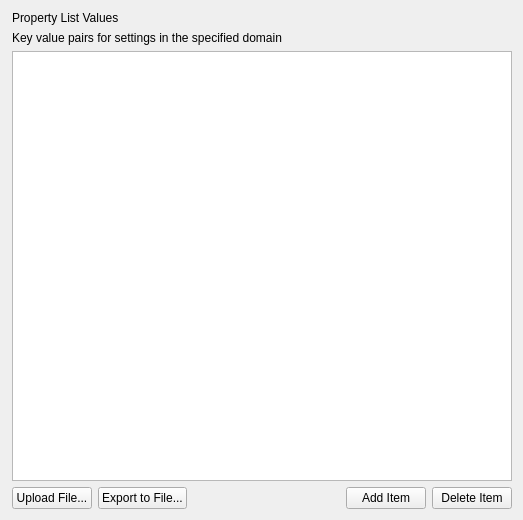
Above: FWAdminLib/PListEditor.ui from fw-dev/translations before the change. Below: the same form after it.
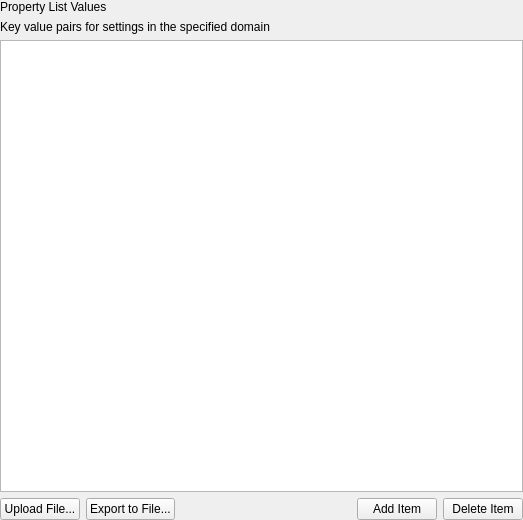
That is the form after the change. Custom widgets are drawn as their Qt base class.

```diff
--- a/FWAdminLib/PListEditor.ui
+++ b/FWAdminLib/PListEditor.ui
@@ -15,7 +15,16 @@
   </property>
   <layout class="QGridLayout" name="gridLayout">
    <property name="leftMargin">
-    <number>12</number>
+    <number>0</number>
+   </property>
+   <property name="topMargin">
+    <number>0</number>
+   </property>
+   <property name="rightMargin">
+    <number>0</number>
+   </property>
+   <property name="bottomMargin">
+    <number>0</number>
    </property>
    <item row="0" column="0">
     <widget class="QLabel" name="Title">
```
